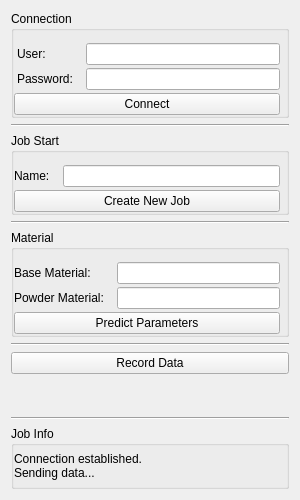
This is cyplam_robviz/resources/data.ui in openlmd/cyplam as Qt 5 draws it before an edit. The edited form follows.
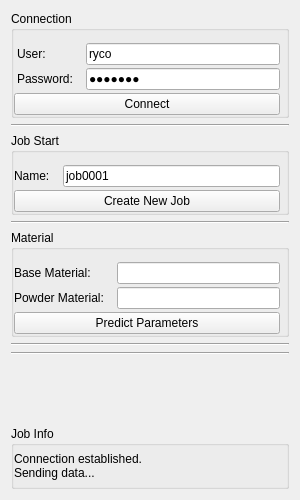
This is the edited form.

Diff of the .ui file:
```diff
--- a/cyplam_robviz/resources/data.ui
+++ b/cyplam_robviz/resources/data.ui
@@ -21,14 +21,7 @@
      </property>
     </widget>
    </item>
-   <item row="7" column="0" colspan="2">
-    <widget class="QPushButton" name="btnRecord">
-     <property name="text">
-      <string>Record Data</string>
-     </property>
-    </widget>
-   </item>
-   <item row="9" column="0" colspan="2">
+   <item row="8" column="0" colspan="2">
     <widget class="Line" name="line_4">
      <property name="orientation">
       <enum>Qt::Horizontal</enum>
@@ -71,7 +64,11 @@
        </widget>
       </item>
       <item row="0" column="1">
-       <widget class="QLineEdit" name="txtName"/>
+       <widget class="QLineEdit" name="txtJobName">
+        <property name="text">
+         <string>job0001</string>
+        </property>
+       </widget>
       </item>
       <item row="0" column="0">
        <widget class="QLabel" name="lblName">
@@ -159,7 +156,11 @@
        <number>3</number>
       </property>
       <item row="3" column="2">
-       <widget class="QLineEdit" name="txtUser"/>
+       <widget class="QLineEdit" name="txtUser">
+        <property name="text">
+         <string>ryco</string>
+        </property>
+       </widget>
       </item>
       <item row="3" column="1">
        <widget class="QLabel" name="lblUser">
@@ -184,6 +185,9 @@
       </item>
       <item row="6" column="2">
        <widget class="QLineEdit" name="txtPassword">
+        <property name="text">
+         <string>faraday</string>
+        </property>
         <property name="echoMode">
          <enum>QLineEdit::Password</enum>
         </property>
@@ -228,7 +232,7 @@
      </layout>
     </widget>
    </item>
-   <item row="8" column="0">
+   <item row="9" column="0" colspan="2">
     <spacer name="verticalSpacer">
      <property name="orientation">
       <enum>Qt::Vertical</enum>
```
Left out of the diff: 2 changed lines with no effect on the pictures.
